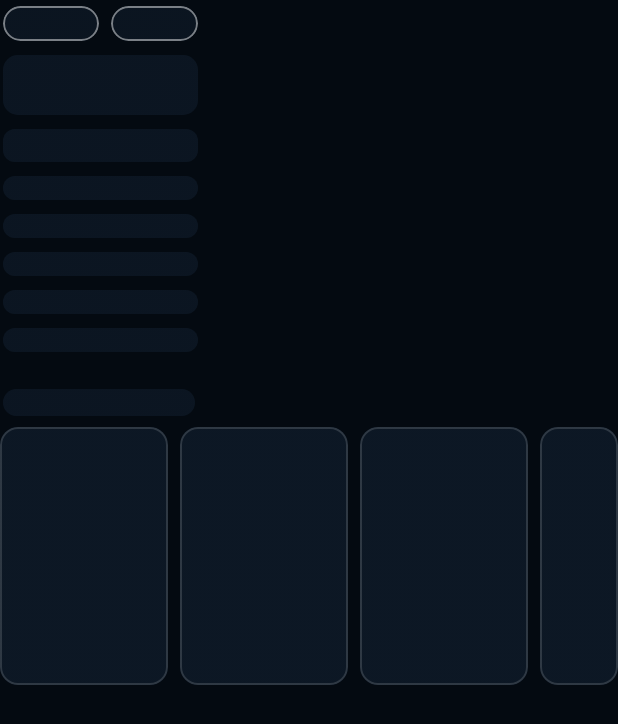
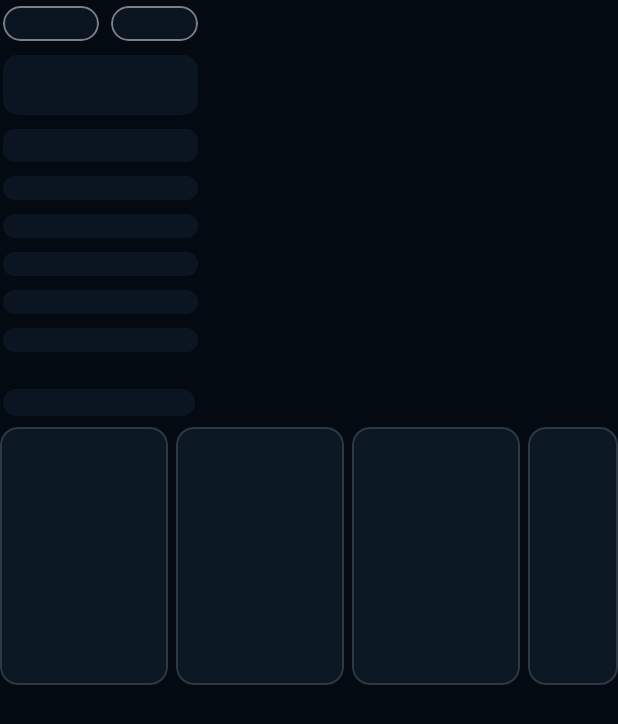
Before and after one commit to kraaton11/new_lostfilmatv, an Android app built with Jetpack Compose: the composable HomeLoadingSkeleton shown on its own in the app's theme, on a phone screen of 412 x 824 dp. Shown: the top 724 px of the screen. Run offline under Robolectric (Android 15) with nearby library versions, the light colour scheme and no system bars; pictures from the network do not load; 4 statements that could not run were skipped.

Commit message:
Tighten home rail spacing

```diff
--- a/app/src/main/java/com/kraat/lostfilmnewtv/ui/home/HomeScreen.kt
+++ b/app/src/main/java/com/kraat/lostfilmnewtv/ui/home/HomeScreen.kt
@@ -775,7 +775,7 @@ private fun HomeLoadingSkeleton(modifier: Modifier = Modifier) {
 
         Row(
             modifier = Modifier.fillMaxWidth(),
-            horizontalArrangement = Arrangement.spacedBy(8.dp),
+            horizontalArrangement = Arrangement.spacedBy(5.dp),
         ) {
             repeat(8) {
                 ShimmerSkeletonBox(
```
Also changed, not shown: app/src/main/java/com/kraat/lostfilmnewtv/ui/home/HomeRail.kt (+9 -2 lines).
